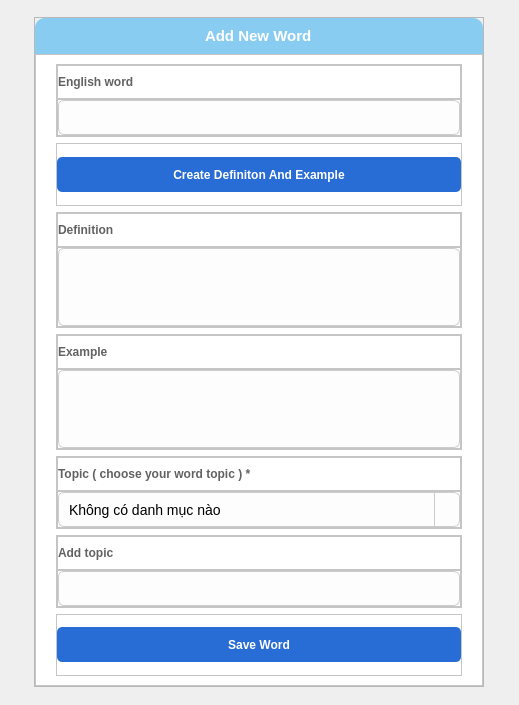
Old version of the form UI/forms/add_vocabulary.ui in the repository yuukun123/LexiLand.
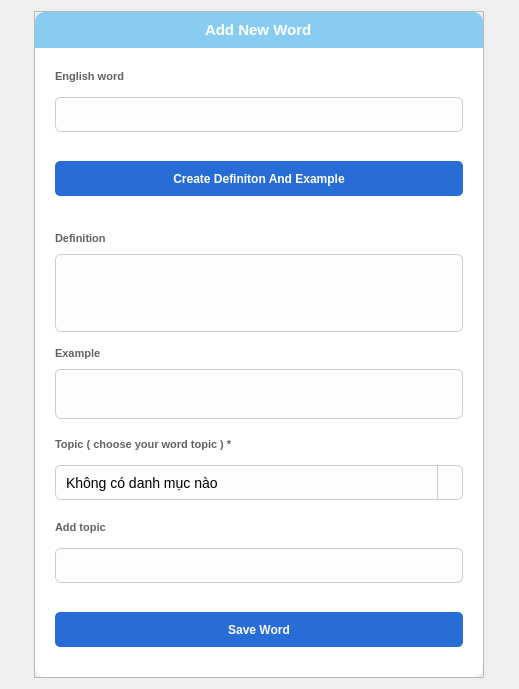
New version of the form. Icons and pictures are not drawn.

Diff of the .ui file:
```diff
--- a/UI/forms/add_vocabulary.ui
+++ b/UI/forms/add_vocabulary.ui
@@ -7,7 +7,7 @@
     <x>0</x>
     <y>0</y>
     <width>519</width>
-    <height>705</height>
+    <height>689</height>
    </rect>
   </property>
   <property name="windowTitle">
@@ -96,8 +96,9 @@
          </sizepolicy>
         </property>
         <property name="styleSheet">
-         <string notr="true">
-background-color: rgb(255, 255, 255);</string>
+         <string notr="true">background-color: rgb(255, 255, 255);
+border-bottom-right-radius:10px;
+border-bottom-left-radius:10px;</string>
         </property>
         <property name="frameShape">
          <enum>QFrame::StyledPanel</enum>
@@ -152,7 +153,7 @@
                 <widget class="QLabel" name="label_2">
                  <property name="font">
                   <font>
-                   <pointsize>9</pointsize>
+                   <pointsize>8</pointsize>
                    <weight>75</weight>
                    <bold>true</bold>
                   </font>
@@ -310,7 +311,7 @@
                 <widget class="QLabel" name="label_3">
                  <property name="font">
                   <font>
-                   <pointsize>9</pointsize>
+                   <pointsize>8</pointsize>
                    <weight>75</weight>
                    <bold>true</bold>
                   </font>
@@ -429,7 +430,7 @@
                 <widget class="QLabel" name="label_4">
                  <property name="font">
                   <font>
-                   <pointsize>9</pointsize>
+                   <pointsize>8</pointsize>
                    <weight>75</weight>
                    <bold>true</bold>
                   </font>
@@ -474,7 +475,7 @@
                  <property name="maximumSize">
                   <size>
                    <width>16777215</width>
-                   <height>78</height>
+                   <height>50</height>
                   </size>
                  </property>
                  <property name="styleSheet">
@@ -542,7 +543,7 @@
                 <widget class="QLabel" name="label_5">
                  <property name="font">
                   <font>
-                   <pointsize>9</pointsize>
+                   <pointsize>8</pointsize>
                    <weight>75</weight>
                    <bold>true</bold>
                   </font>
@@ -683,7 +684,7 @@
                 <widget class="QLabel" name="label_6">
                  <property name="font">
                   <font>
-                   <pointsize>9</pointsize>
+                   <pointsize>8</pointsize>
                    <weight>75</weight>
                    <bold>true</bold>
                   </font>
```
